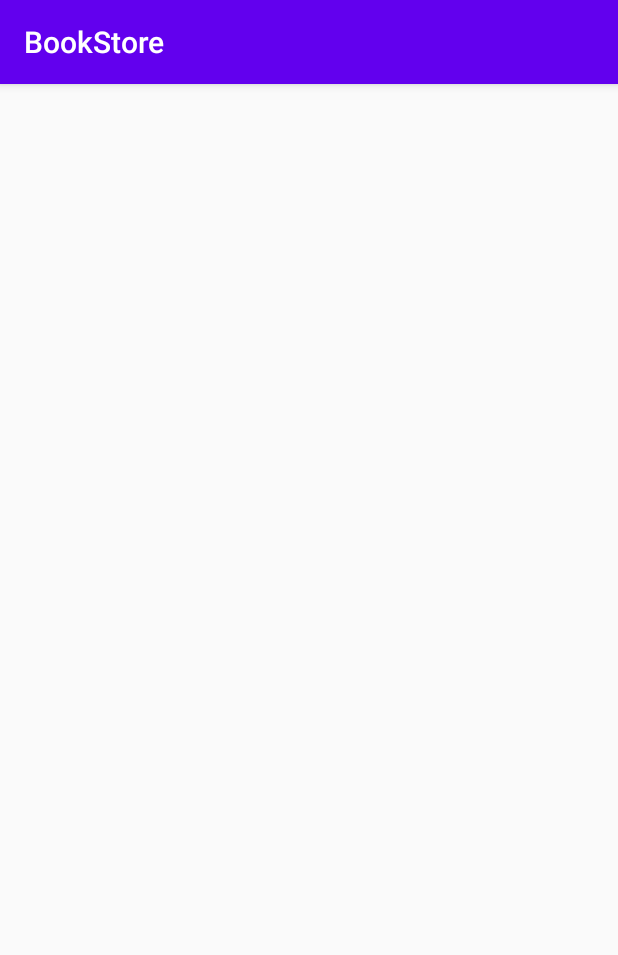
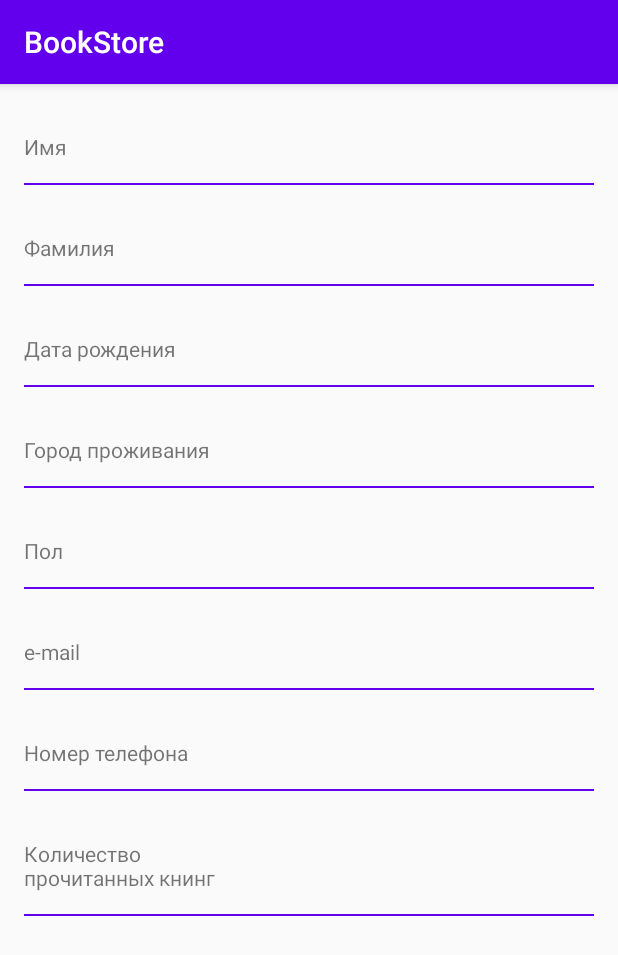
Before and after one commit to vender98/BookStore, an Android app: the screen it shows after launch (MainActivity), on a phone screen of 412 x 824 dp. Shown: the top 955 px of the screen. Run offline under Robolectric (Android 15) with nearby library versions, the phone set to English and light mode, and no system bars; our stand-ins replace Dagger/Hilt's generated code; 1 statement that could not run was skipped.

Commit message:
Add primary layout for the "Profile" screen

```diff
--- a/app/src/main/res/layout/fragment_profile.xml
+++ b/app/src/main/res/layout/fragment_profile.xml
@@ -1,7 +1,111 @@
 <?xml version="1.0" encoding="utf-8"?>
-<androidx.constraintlayout.widget.ConstraintLayout xmlns:android="http://schemas.android.com/apk/res/android"
+<androidx.swiperefreshlayout.widget.SwipeRefreshLayout
+    xmlns:android="http://schemas.android.com/apk/res/android"
+    xmlns:app="http://schemas.android.com/apk/res-auto"
+    xmlns:tools="http://schemas.android.com/tools"
+    android:id="@+id/fragment_profile_swipe_refresh"
     android:layout_width="match_parent"
-    android:layout_height="match_parent"
-    xmlns:app="http://schemas.android.com/apk/res-auto">
+    android:layout_height="match_parent">
 
-</androidx.constraintlayout.widget.ConstraintLayout>
+    <ScrollView
+        android:layout_width="match_parent"
+        android:layout_height="match_parent">
+
+        <androidx.constraintlayout.widget.ConstraintLayout
+            android:layout_width="match_parent"
+            android:layout_height="wrap_content">
+
+            <com.vender98.bookstore.views.NameValueView
+                android:id="@+id/fragment_profile_name"
+                android:layout_width="match_parent"
+                android:layout_height="wrap_content"
+                android:layout_margin="@dimen/margin_default"
+                app:layout_constraintEnd_toEndOf="parent"
+                app:layout_constraintStart_toStartOf="parent"
+                app:layout_constraintTop_toTopOf="parent"
+                app:name="Имя"
+                tools:value="Александр" />
+
+            <com.vender98.bookstore.views.NameValueView
+                android:id="@+id/fragment_profile_surname"
+                android:layout_width="match_parent"
+                android:layout_height="wrap_content"
+                android:layout_margin="@dimen/margin_default"
+                app:layout_constraintEnd_toEndOf="parent"
+                app:layout_constraintStart_toStartOf="parent"
+                app:layout_constraintTop_toBottomOf="@+id/fragment_profile_name"
+                app:name="Фамилия"
+                tools:value="Александров" />
+
+            <com.vender98.bookstore.views.NameValueView
+                android:id="@+id/fragment_profile_dob"
+                android:layout_width="match_parent"
+                android:layout_height="wrap_content"
+                android:layout_margin="@dimen/margin_default"
+                app:layout_constraintEnd_toEndOf="parent"
+                app:layout_constraintStart_toStartOf="parent"
+                app:layout_constraintTop_toBottomOf="@+id/fragment_profile_surname"
+                app:name="Дата рождения"
+                tools:value="1 января 2020г." />
+
+            <com.vender98.bookstore.views.NameValueView
+                android:id="@+id/fragment_profile_city"
+                android:layout_width="match_parent"
+                android:layout_height="wrap_content"
+                android:layout_margin="@dimen/margin_default"
+                app:layout_constraintEnd_toEndOf="parent"
+                app:layout_constraintStart_toStartOf="parent"
+                app:layout_constraintTop_toBottomOf="@+id/fragment_profile_dob"
+                app:name="Город проживания"
+                tools:value="Санкт-Петербург" />
+
+            <com.vender98.bookstore.views.NameValueView
+                android:id="@+id/fragment_profile_sex"
+                android:layout_width="match_parent"
+                android:layout_height="wrap_content"
+                android:layout_margin="@dimen/margin_default"
+                app:layout_constraintEnd_toEndOf="parent"
+                app:layout_constraintStart_toStartOf="parent"
+                app:layout_constraintTop_toBottomOf="@+id/fragment_profile_city"
+                app:name="Пол"
+                tools:value="Мужской" />
+
+            <com.vender98.bookstore.views.NameValueView
+                android:id="@+id/fragment_profile_email"
+                android:layout_width="match_parent"
+                android:layout_height="wrap_content"
+                android:layout_margin="@dimen/margin_default"
+                app:layout_constraintEnd_toEndOf="parent"
+                app:layout_constraintStart_toStartOf="parent"
+                app:layout_constraintTop_toBottomOf="@+id/fragment_profile_sex"
+                app:name="e-mail"
+                tools:value="someaddress@domen.com" />
+
+            <com.vender98.bookstore.views.NameValueView
+                android:id="@+id/fragment_profile_phone"
+                android:layout_width="match_parent"
+                android:layout_height="wrap_content"
+                android:layout_margin="@dimen/margin_default"
+                app:layout_constraintEnd_toEndOf="parent"
+                app:layout_constraintStart_toStartOf="parent"
+                app:layout_constraintTop_toBottomOf="@+id/fragment_profile_email"
+                app:name="Номер телефона"
+                tools:value="+7 (912) 345-67-89" />
+
+            <com.vender98.bookstore.views.NameValueView
+                android:id="@+id/fragment_profile_books"
+                android:layout_width="match_parent"
+                android:layout_height="wrap_content"
+                android:layout_margin="@dimen/margin_default"
+                android:background="?selectableItemBackground"
+                app:layout_constraintEnd_toEndOf="parent"
+                app:layout_constraintStart_toStartOf="parent"
+                app:layout_constraintTop_toBottomOf="@+id/fragment_profile_phone"
+                app:name="Количество прочитанных книнг"
+                tools:value="777" />
+
+        </androidx.constraintlayout.widget.ConstraintLayout>
+
+    </ScrollView>
+
+</androidx.swiperefreshlayout.widget.SwipeRefreshLayout>
```
